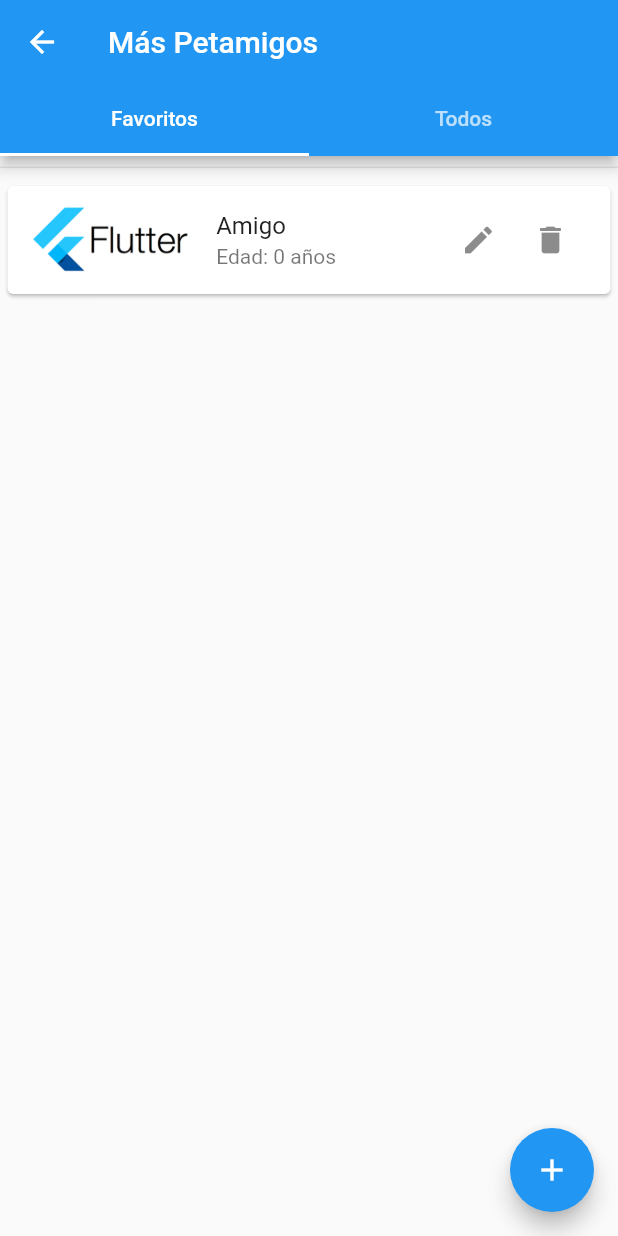
After one commit to memoadian/lab_03_flutter_curso, a Flutter app: the AdminPetPage screen opened by its route, on a phone screen of 412 x 824 dp. The commit adds this screen. Run offline on Flutter 3.47's test engine with Material 2 defaults, Android fonts, the phone set to English and light mode, and no system bars; our stand-ins replace image_picker.

Commit message:
update routes

```diff
--- /dev/null
+++ b/lib/routes/admin_pet_page.dart
@@ -0,0 +1,127 @@
+import 'package:flutter/material.dart';
+import 'package:lab_03_flutter_curso/routes/add_pet_page.dart';
+import 'package:lab_03_flutter_curso/routes/edit_pet_page.dart'; //importamos Añadir amigo
+
+class AdminPetPage extends StatelessWidget {
+  @override
+  Widget build(BuildContext context) {
+    /*
+     * llamamos una función que retornará el widget
+     * que contiene las tabs de navegación entre un
+     * contenido y otro
+    */
+    return tabs(context);
+  }
+
+  Widget tabs(BuildContext context) {
+    return DefaultTabController(
+      //este Widget es el que crea las tabs
+      length: 2, //pasamos el numero de tabs a mostrar
+      child: Scaffold(
+        //retornamos un scaffold
+        appBar: AppBar(
+          //colocamos el appbar aquí adentro
+          bottom: TabBar(
+            //colocamos el tabbar
+            tabs: [
+              //array de tabs
+              Tab(text: 'Favoritos'), //texto de la pestaña
+              Tab(text: 'Todos'), //texto de la pestaña
+            ],
+          ),
+          title: Text('Más Petamigos'), //titulo de la appbar
+        ),
+        body: TabBarView(
+          //body del tabbar controller
+          children: [
+            //array (debe ser el mismo que se declara en length)
+            favs(context), //función favoritos
+            server(context), //función server
+          ],
+        ),
+        //declaramos un floating button
+        floatingActionButton: FloatingActionButton(
+          onPressed: () {
+            //evento press
+            Navigator.pushNamed(context, 'add');
+          },
+          child: Icon(Icons.add), //ícono del botón
+          backgroundColor: Colors.blue, //color del botón
+        ),
+      ),
+    );
+  }
+
+  Widget favs(BuildContext context) {
+    //añadimos un param context para la ruta
+    return ListView(//cambiamos el texto por un listView
+        children: <Widget>[
+      //array
+      Divider(height: 15.0), //espacio por encima del primer listview
+      Card(
+        //card
+        margin: EdgeInsets.all(5.0), //margen
+        child: ListTile(
+          //Listile para ordenar
+          title: Text('Amigo'), //titulo
+          subtitle: Text('Edad: 0 años'), //subtitulo
+          leading: Image.asset('assets/logo_flutter.png'), //icono
+          trailing: Row(
+            //Row para acomodar iconos al final
+            mainAxisSize: MainAxisSize.min, //ordenamiento horizontal
+            children: <Widget>[
+              //array
+              IconButton(
+                icon: Icon(Icons.edit),
+                onPressed: () {
+                  Navigator.pushNamed(context, 'edit');
+                },
+              ),
+              IconButton(
+                //icono con botón
+                icon: Icon(Icons.delete), //icono
+                onPressed: () {}, //evento press eliminar
+              ),
+            ],
+          ),
+        ),
+      ),
+    ]);
+  }
+
+  Widget server(BuildContext context) {
+    return ListView(//cambiamos el texto por un listView
+        children: <Widget>[
+      //array
+      Divider(height: 15.0), //espacio por encima del primer listview
+      Card(
+        //card
+        margin: EdgeInsets.all(5.0), //margen
+        child: ListTile(
+          //Listile para ordenar
+          title: Text('Amigo'), //titulo
+          subtitle: Text('Edad: 0 años'), //subtitulo
+          leading: Image.asset('assets/logo_flutter.png'), //icono
+          trailing: Row(
+            //Row para acomodar iconos al final
+            mainAxisSize: MainAxisSize.min, //ordenamiento horizontal
+            children: <Widget>[
+              //array
+              IconButton(
+                icon: Icon(Icons.edit),
+                onPressed: () {
+                  Navigator.pushNamed(context, 'edit');
+                },
+              ),
+              IconButton(
+                //icono con botón
+                icon: Icon(Icons.delete), //icono
+                onPressed: () {}, //evento press eliminar
+              ),
+            ],
+          ),
+        ),
+      ),
+    ]);
+  }
+}
```
Also changed, not shown: lib/main.dart (+28 -19 lines), lib/routes/AdminPage.dart (deleted, +0 -122 lines), lib/routes/HomePage.dart (+5 -23 lines), lib/routes/add_pet_page.dart (renamed from lib/routes/AddPetPage.dart), lib/routes/detail_pet_page.dart (renamed from lib/routes/DetailPetPage.dart), lib/routes/edit_pet_page.dart (renamed from lib/routes/EditPetPage.dart).
